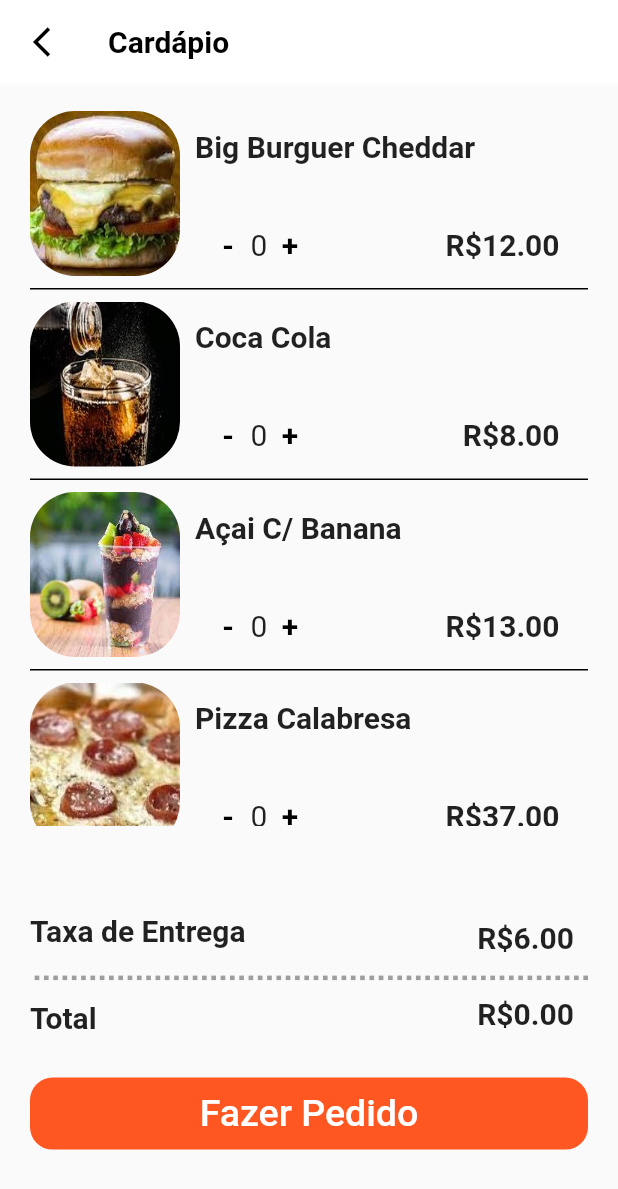
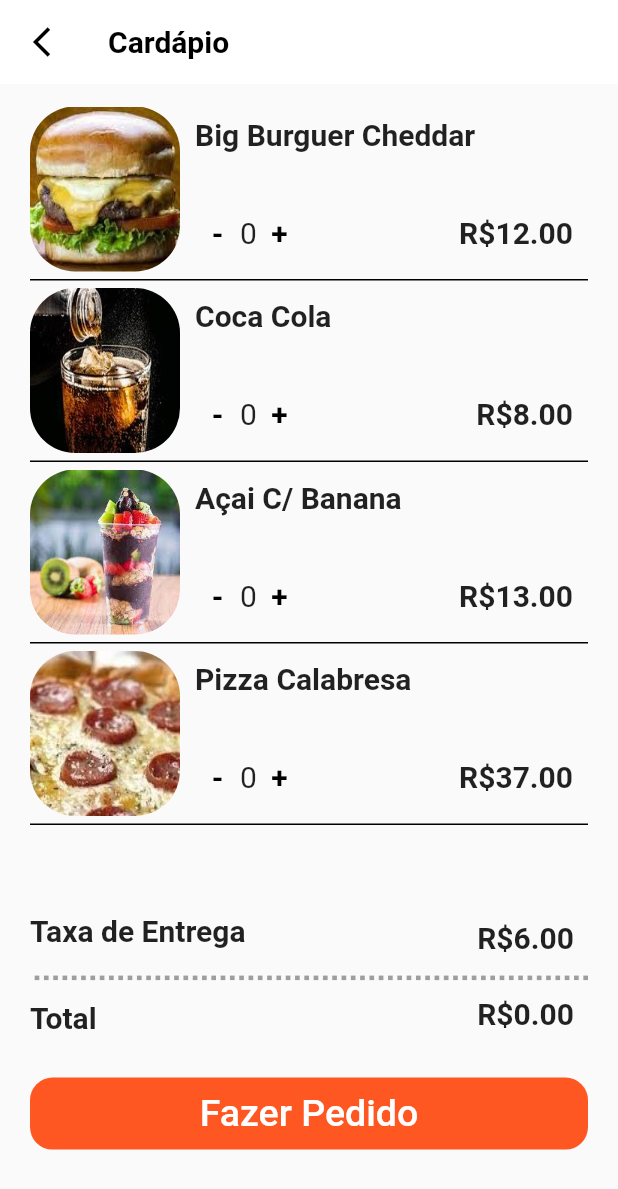
Before and after one commit to ItaloRamonSP/delivery_food, a Flutter app: the screen it shows after launch, on a phone screen of 412 x 824 dp. Shown: the top 1189 px of the screen. Run offline on Flutter 3.47's test engine with Material 2 defaults, Android fonts, the phone set to English and light mode, and no system bars; our stand-ins replace dotted_border, shared_preferences.

Commit message:
alterações para o app se adequar em diversos tamanhos

```diff
--- a/lib/components/telascard_widget.dart
+++ b/lib/components/telascard_widget.dart
@@ -26,7 +26,9 @@ class TelasCard extends StatelessWidget {
       children: [
         Column(
           children: [
-            Row(children: [
+            Container(
+              width: double.infinity,
+              child: Row(children: [
                 ClipRRect(
                   child: SizedBox(
                     width: 100,
@@ -38,12 +40,10 @@ class TelasCard extends StatelessWidget {
                   ),
                   borderRadius: BorderRadius.circular(30),
                 ),
-              Row(children: [
-                Column(children: [
+                Column(
+                    crossAxisAlignment: CrossAxisAlignment.start, children: [
                   Container(
-                    width: 250,
-                    alignment: Alignment.topLeft,
-                    margin: EdgeInsets.only(left: 10, top: 15),
+                    margin: EdgeInsets.only(left: 10, top: 5),
                     child: Text(
                       title,
                       style: const TextStyle(
@@ -53,8 +53,13 @@ class TelasCard extends StatelessWidget {
                     ),
                   ),
                   Container(
+                    width: MediaQuery.of(context).size.width - 160,
                     margin: EdgeInsets.only(left: 10, top: 30),
-                    child: Row(children: [
+                    child: Row(
+                        mainAxisAlignment: MainAxisAlignment.spaceBetween,
+                        children: [
+                          Row(
+                            children: [
                               Button(
                                 func: onSub,
                                 text: "-",
@@ -69,26 +74,24 @@ class TelasCard extends StatelessWidget {
                                 func: onAdd,
                                 text: "+",
                               ),
-                      Container(
-                        width: MediaQuery.of(context).size.width * 0.40,
-                        alignment: Alignment.bottomRight,
-                        child: Text(
+                            ],
+                          ),
+                          Text(
                             'R\$' '$price',
                             style: TextStyle(
                               fontSize: 20,
                               fontWeight: FontWeight.bold,
                             ),
                           ),
-                      ),
                         ]),
                   ),
                 ]),
               ]),
-            ]),
+            ),
             Container(
                 width: MediaQuery.of(context).size.width,
                 height: 1,
-                margin: EdgeInsets.only(bottom: 5,top: 5),
+                margin: EdgeInsets.only(bottom: 5, top: 5),
                 decoration: BoxDecoration(color: Colors.black)),
           ],
         ),
--- a/lib/pages/confirm_page.dart
+++ b/lib/pages/confirm_page.dart
@@ -188,7 +188,6 @@ class _ConfirmPageState extends State<ConfirmPage> {
                 child: Container(
                   margin: EdgeInsets.only(top: 10, bottom: 20),
                   height: 50,
-                  width: MediaQuery.of(context).size.width * 0.36,
                   child: LimpaCompra(
                     icon: Icons.cleaning_services_outlined,
                     title: 'Excluir Voucher',
```
Lines whose indentation alone changed are shown as unchanged.
